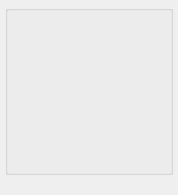
The window that rbhusUI/lib/qt5/folderManager/mediaThumbz.ui (aumanimationstudios/rbhus) describes before a commit, drawn with Qt 5.
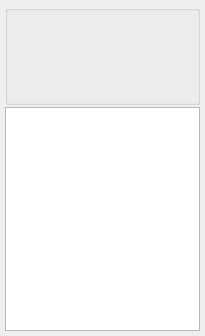
The same window after the commit.

What changed in the file:
```diff
--- a/rbhusUI/lib/qt5/folderManager/mediaThumbz.ui
+++ b/rbhusUI/lib/qt5/folderManager/mediaThumbz.ui
@@ -6,19 +6,25 @@
    <rect>
     <x>0</x>
     <y>0</y>
-    <width>178</width>
-    <height>195</height>
+    <width>205</width>
+    <height>336</height>
    </rect>
   </property>
   <property name="sizePolicy">
-   <sizepolicy hsizetype="MinimumExpanding" vsizetype="MinimumExpanding">
+   <sizepolicy hsizetype="Preferred" vsizetype="Preferred">
     <horstretch>0</horstretch>
     <verstretch>0</verstretch>
    </sizepolicy>
   </property>
-  <layout class="QVBoxLayout" name="verticalLayout">
+  <property name="minimumSize">
+   <size>
+    <width>128</width>
+    <height>163</height>
+   </size>
+  </property>
+  <layout class="QVBoxLayout" name="verticalLayout" stretch="0,1">
    <property name="spacing">
-    <number>1</number>
+    <number>2</number>
    </property>
    <property name="leftMargin">
     <number>5</number>
@@ -35,11 +41,17 @@
    <item>
     <widget class="QGroupBox" name="groupBoxThumbz">
      <property name="sizePolicy">
-      <sizepolicy hsizetype="MinimumExpanding" vsizetype="MinimumExpanding">
+      <sizepolicy hsizetype="Preferred" vsizetype="Preferred">
        <horstretch>0</horstretch>
        <verstretch>0</verstretch>
       </sizepolicy>
      </property>
+     <property name="minimumSize">
+      <size>
+       <width>100</width>
+       <height>100</height>
+      </size>
+     </property>
      <property name="title">
       <string/>
      </property>
@@ -102,17 +114,11 @@
       <item>
        <widget class="QPushButton" name="pushButtonImage">
         <property name="sizePolicy">
-         <sizepolicy hsizetype="MinimumExpanding" vsizetype="MinimumExpanding">
+         <sizepolicy hsizetype="Preferred" vsizetype="Preferred">
           <horstretch>0</horstretch>
           <verstretch>0</verstretch>
          </sizepolicy>
         </property>
-        <property name="minimumSize">
-         <size>
-          <width>92</width>
-          <height>92</height>
-         </size>
-        </property>
         <property name="focusPolicy">
          <enum>Qt::NoFocus</enum>
         </property>
@@ -134,28 +140,31 @@
     </widget>
    </item>
    <item>
-    <widget class="QLabel" name="labelImageName">
+    <widget class="QTextEdit" name="labelImageName">
+     <property name="enabled">
+      <bool>true</bool>
+     </property>
      <property name="sizePolicy">
-      <sizepolicy hsizetype="Preferred" vsizetype="Preferred">
+      <sizepolicy hsizetype="Preferred" vsizetype="MinimumExpanding">
        <horstretch>0</horstretch>
        <verstretch>0</verstretch>
       </sizepolicy>
      </property>
-     <property name="text">
-      <string/>
+     <property name="focusPolicy">
+      <enum>Qt::NoFocus</enum>
      </property>
-     <property name="alignment">
-      <set>Qt::AlignCenter</set>
+     <property name="frameShadow">
+      <enum>QFrame::Plain</enum>
      </property>
-     <property name="wordWrap">
+     <property name="sizeAdjustPolicy">
+      <enum>QAbstractScrollArea::AdjustToContents</enum>
+     </property>
+     <property name="lineWrapMode">
+      <enum>QTextEdit::WidgetWidth</enum>
+     </property>
+     <property name="acceptRichText">
       <bool>false</bool>
      </property>
-     <property name="margin">
-      <number>1</number>
-     </property>
-     <property name="textInteractionFlags">
-      <set>Qt::LinksAccessibleByMouse|Qt::TextSelectableByMouse</set>
-     </property>
     </widget>
    </item>
   </layout>
```
